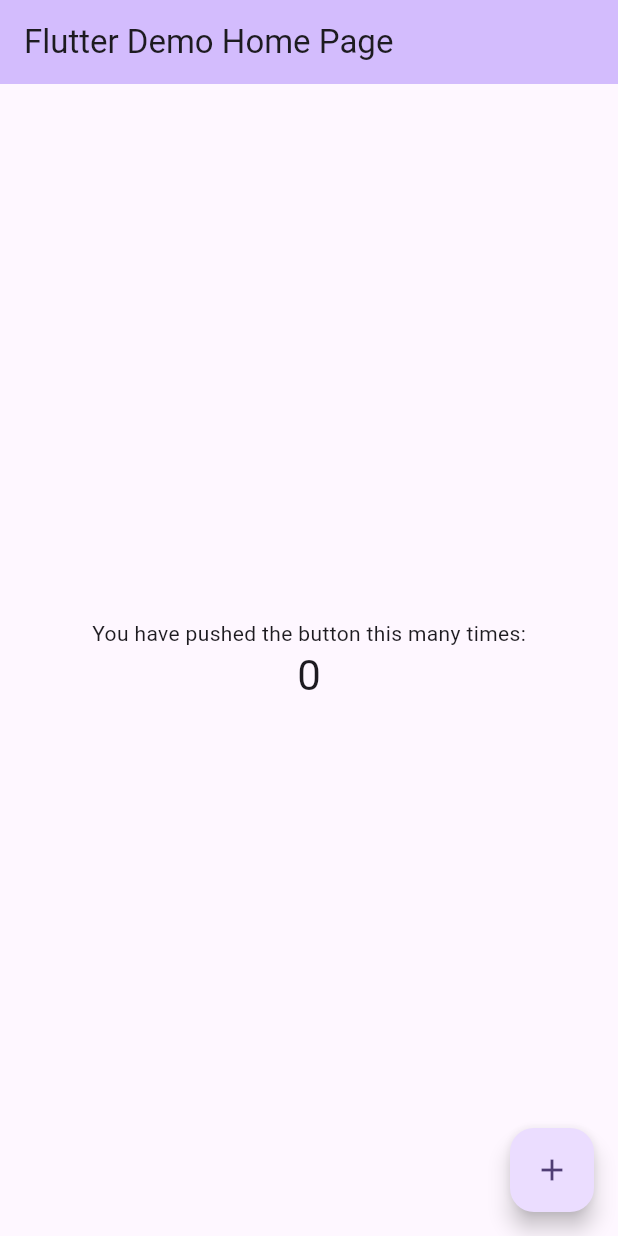
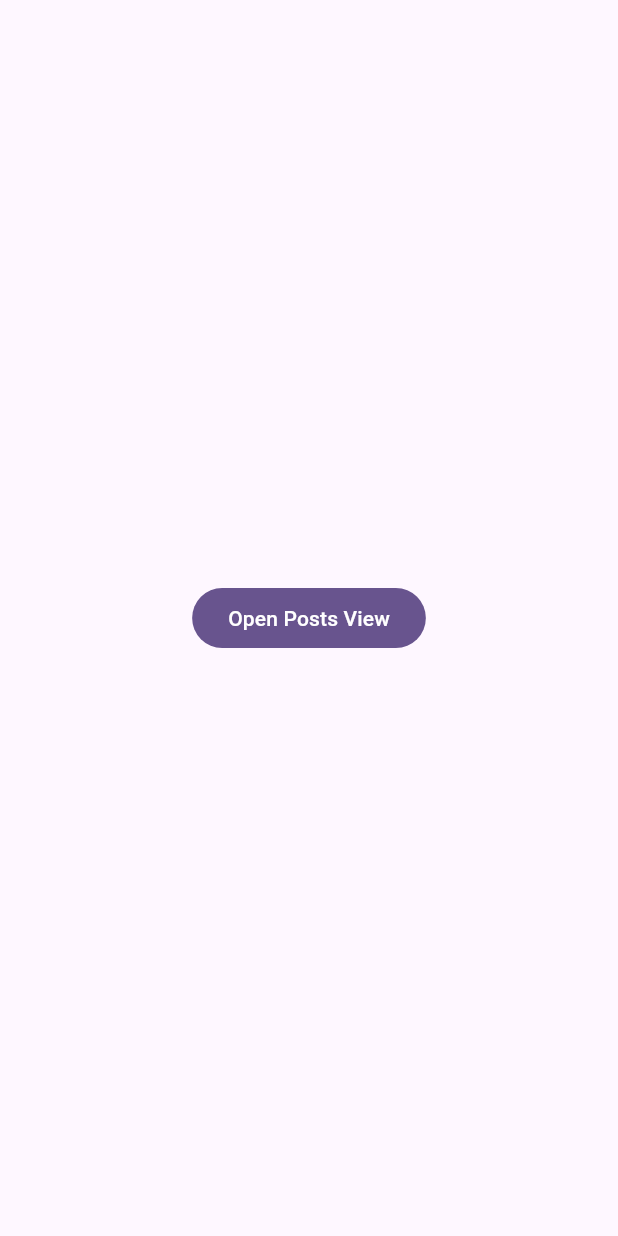
Before and after one commit to MohamedMohamedSaleh/Posts-UintTesting, a Flutter app: the screen it shows after launch, on a phone screen of 412 x 824 dp. Run offline on Flutter 3.47's test engine with Material 3 defaults, Android fonts, the light colour scheme and no system bars; our stand-ins replace flutter_bloc.

Commit message:
- Add Structure to Project. - Add some Package to project.

```diff
--- /dev/null
+++ b/lib/logic/posts_cubit/posts_cubit.dart
@@ -0,0 +1,8 @@
+
+import 'package:flutter_bloc/flutter_bloc.dart';
+import 'package:posts_unit_testing/models/posts_model.dart';
+part 'posts_state.dart';
+
+class PostsCubit extends Cubit<PostsState> {
+  PostsCubit() : super(PostsInitial());
+}
--- /dev/null
+++ b/lib/logic/posts_cubit/posts_state.dart
@@ -0,0 +1,22 @@
+
+part of 'posts_cubit.dart';
+
+sealed class PostsState   {
+  const PostsState();
+}
+
+final class PostsInitial extends PostsState {}
+
+
+final class PostsLoading extends PostsState {}
+
+
+final class PostsSuccess extends PostsState {
+  final List<PostsModel> posts;
+  const PostsSuccess(this.posts);
+}
+
+final class PostsError extends PostsState {
+  final String message;
+  const PostsError(this.message);
+}
--- a/lib/main.dart
+++ b/lib/main.dart
@@ -1,4 +1,5 @@
 import 'package:flutter/material.dart';
+import 'package:posts_unit_testing/presentation/posts_view.dart';
 
 void main() {
   runApp(const MyApp());
@@ -7,119 +8,35 @@
 class MyApp extends StatelessWidget {
   const MyApp({super.key});
 
-  // This widget is the root of your application.
   @override
   Widget build(BuildContext context) {
     return MaterialApp(
       title: 'Flutter Demo',
       theme: ThemeData(
-        // This is the theme of your application.
-        //
-        // TRY THIS: Try running your application with "flutter run". You'll see
-        // the application has a purple toolbar. Then, without quitting the app,
-        // try changing the seedColor in the colorScheme below to Colors.green
-        // and then invoke "hot reload" (save your changes or press the "hot
-        // reload" button in a Flutter-supported IDE, or press "r" if you used
-        // the command line to start the app).
-        //
-        // Notice that the counter didn't reset back to zero; the application
-        // state is not lost during the reload. To reset the state, use hot
-        // restart instead.
-        //
-        // This works for code too, not just values: Most code changes can be
-        // tested with just a hot reload.
         colorScheme: ColorScheme.fromSeed(seedColor: Colors.deepPurple),
         useMaterial3: true,
       ),
-      home: const MyHomePage(title: 'Flutter Demo Home Page'),
+      home: const HomePage(),
     );
   }
 }
 
-class MyHomePage extends StatefulWidget {
-  const MyHomePage({super.key, required this.title});
-
-  // This widget is the home page of your application. It is stateful, meaning
-  // that it has a State object (defined below) that contains fields that affect
-  // how it looks.
-
-  // This class is the configuration for the state. It holds the values (in this
-  // case the title) provided by the parent (in this case the App widget) and
-  // used by the build method of the State. Fields in a Widget subclass are
-  // always marked "final".
-
-  final String title;
-
-  @override
-  State<MyHomePage> createState() => _MyHomePageState();
-}
-
-class _MyHomePageState extends State<MyHomePage> {
-  int _counter = 0;
-
-  void _incrementCounter() {
-    setState(() {
-      // This call to setState tells the Flutter framework that something has
-      // changed in this State, which causes it to rerun the build method below
-      // so that the display can reflect the updated values. If we changed
-      // _counter without calling setState(), then the build method would not be
-      // called again, and so nothing would appear to happen.
-      _counter++;
-    });
-  }
+class HomePage extends StatelessWidget {
+  const HomePage({super.key});
 
   @override
   Widget build(BuildContext context) {
-    // This method is rerun every time setState is called, for instance as done
-    // by the _incrementCounter method above.
-    //
-    // The Flutter framework has been optimized to make rerunning build methods
-    // fast, so that you can just rebuild anything that needs updating rather
-    // than having to individually change instances of widgets.
     return Scaffold(
-      appBar: AppBar(
-        // TRY THIS: Try changing the color here to a specific color (to
-        // Colors.amber, perhaps?) and trigger a hot reload to see the AppBar
-        // change color while the other colors stay the same.
-        backgroundColor: Theme.of(context).colorScheme.inversePrimary,
-        // Here we take the value from the MyHomePage object that was created by
-        // the App.build method, and use it to set our appbar title.
-        title: Text(widget.title),
-      ),
       body: Center(
-        // Center is a layout widget. It takes a single child and positions it
-        // in the middle of the parent.
-        child: Column(
-          // Column is also a layout widget. It takes a list of children and
-          // arranges them vertically. By default, it sizes itself to fit its
-          // children horizontally, and tries to be as tall as its parent.
-          //
-          // Column has various properties to control how it sizes itself and
-          // how it positions its children. Here we use mainAxisAlignment to
-          // center the children vertically; the main axis here is the vertical
-          // axis because Columns are vertical (the cross axis would be
-          // horizontal).
-          //
-          // TRY THIS: Invoke "debug painting" (choose the "Toggle Debug Paint"
-          // action in the IDE, or press "p" in the console), to see the
-          // wireframe for each widget.
-          mainAxisAlignment: MainAxisAlignment.center,
-          children: <Widget>[
-            const Text(
-              'You have pushed the button this many times:',
+        child: FilledButton(
+          child: const Text('Open Posts View'),
+          onPressed: () => Navigator.of(context).push(
+            MaterialPageRoute(
+              builder: (_) => const PostsView(),
             ),
-            Text(
-              '$_counter',
-              style: Theme.of(context).textTheme.headlineMedium,
-            ),
-          ],
+          ),
         ),
       ),
-      floatingActionButton: FloatingActionButton(
-        onPressed: _incrementCounter,
-        tooltip: 'Increment',
-        child: const Icon(Icons.add),
-      ), // This trailing comma makes auto-formatting nicer for build methods.
     );
   }
 }
```
Also changed, not shown: lib/models/posts_model.dart (added, +75 -0 lines), lib/presentation/posts_view.dart (added, +17 -0 lines), pubspec.yaml (+6 -17 lines), lib/core/services/network_service.dart (added), lib/data_sources/remote_data_source.dart (added), lib/repository/posts_repository.dart (added), pubspec.lock.
